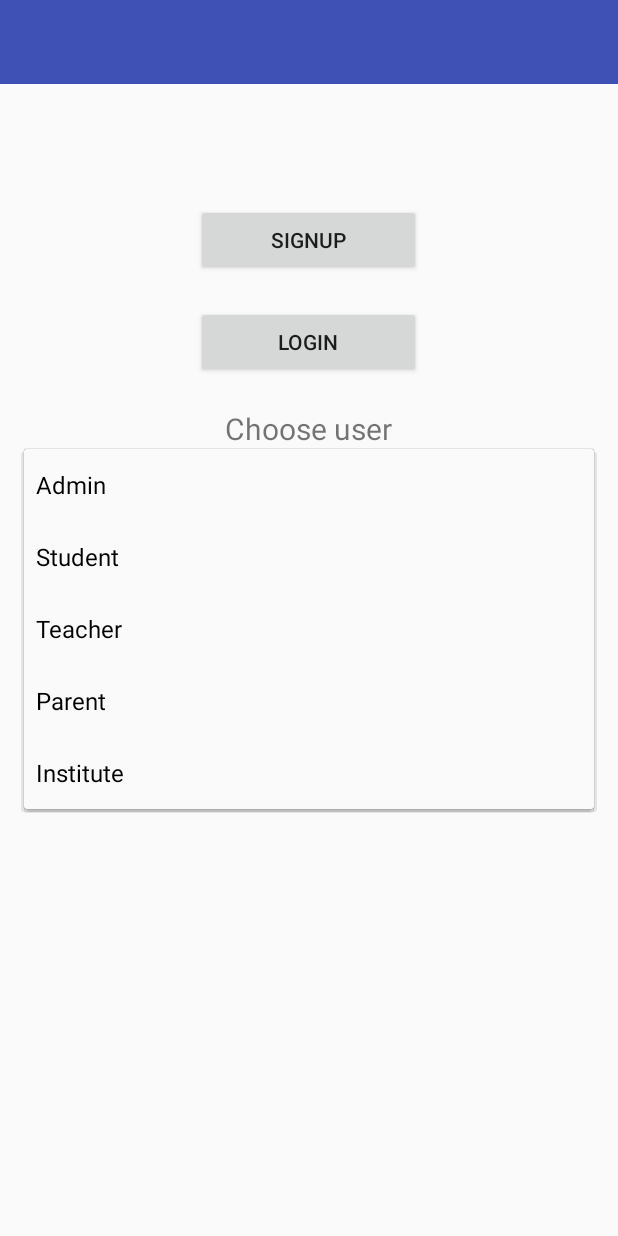
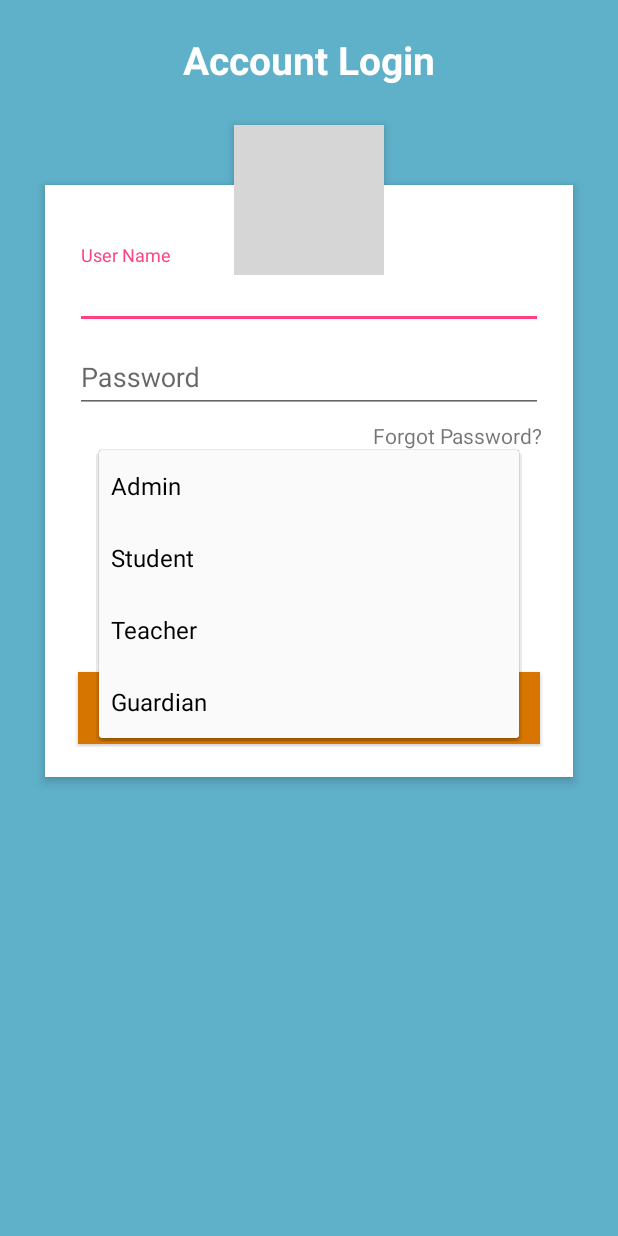
Before and after one commit to AnvilCode/Mappr, an Android app: the screen it shows after launch (MainActivity), after a tap on "Admin", on a phone screen of 412 x 824 dp. Run offline under Robolectric (Android 15) with nearby library versions, the phone set to English and light mode, and no system bars; grey boxes are pictures that could not be loaded.

```diff
--- a/app/build.gradle
+++ b/app/build.gradle
@@ -22,6 +22,7 @@ android {
 dependencies {
     compile fileTree(dir: 'libs', include: ['*.jar'])
     testCompile 'junit:junit:4.12'
-    compile 'com.android.support:appcompat-v7:23.1.1'
     compile 'com.android.support:support-v4:23.1.1'
+    compile 'com.android.support:appcompat-v7:23.1.0'
+    compile 'com.android.support:design:23.1.0'
 }
--- a/app/src/main/java/com/anvil/mappr/MainActivity.java
+++ b/app/src/main/java/com/anvil/mappr/MainActivity.java
@@ -21,13 +21,7 @@ public class MainActivity extends AppCompatActivity {
                 signup(v);
             }
         });
-        Button b1=(Button)findViewById(R.id.login);
-        b1.setOnClickListener(new View.OnClickListener(){
-            @Override
-            public void onClick(View v) {
-                log(v);
-            }
-        });
+
     }
     public void signup(View view){
         Spinner sign=(Spinner)findViewById(R.id.spinner);
@@ -51,27 +45,6 @@ public class MainActivity extends AppCompatActivity {
         }
 
 
+    }
 
-    }
-    public void log(View view){
-        Spinner sign=(Spinner)findViewById(R.id.spinner);
-        String signupas = String.valueOf(sign.getSelectedItem());
-        if (signupas.equals("Student")) {
-            // Intent intent=new Intent(this,StudentActivity.class);
-
-        }
-        else if(signupas.equals("Teacher")) {
-            //  Intent intent=new Intent(this,TeacherActivity.class);
-        }
-        else if(signupas.equals("Institute")){
-            //Intent intent=new Intent(this,InstituteActivity.class);
-        }
-        else if(signupas.equals("Admin")){
-            Intent intent=new Intent(this,AdminActivity.class);
-            startActivity(intent);
-        }
-        else if(signupas.equals("Parent")){
-            //  Intent intent=new Intent(this,ParentActivity.class);
-        }
-    }
 }
--- a/app/src/main/res/layout/activity_main.xml
+++ b/app/src/main/res/layout/activity_main.xml
@@ -1,47 +1,74 @@
 <?xml version="1.0" encoding="utf-8"?>
 <RelativeLayout xmlns:android="http://schemas.android.com/apk/res/android"
-    xmlns:tools="http://schemas.android.com/tools"
     android:layout_width="match_parent"
     android:layout_height="match_parent"
-    tools:context="com.anvil.mappr.MainActivity">
-    <include
-        layout="@layout/app_bar"
-        android:id="@+id/app_bar"
-        />
+    android:background="#5fb0c9"
+    android:orientation="vertical"
+    android:scrollbarAlwaysDrawVerticalTrack="true">
 
-<Button
-    android:layout_below="@id/app_bar"
-    android:layout_marginTop="80dp"
-    android:layout_width="150dp"
+    <TextView
+        android:id="@+id/login_title"
+        android:layout_width="fill_parent"
         android:layout_height="wrap_content"
-    android:layout_centerHorizontal="true"
-    android:text="Signup"
-    android:id="@+id/signup"
-    android:onClick="sign"
-    android:padding="5dp"
-    />
+        android:layout_marginBottom="16dp"
+        android:layout_marginTop="22dp"
+        android:gravity="center_horizontal"
+        android:text="Account Login"
+        android:textColor="#fff"
+        android:textSize="26sp"
+        android:textStyle="bold" />
 
-    <Button
-    android:layout_marginTop="20dp"
-    android:id="@+id/login"
-    android:layout_width="150dp"
+    <RelativeLayout
+        android:layout_width="fill_parent"
         android:layout_height="wrap_content"
-    android:layout_below="@+id/signup"
-    android:layout_centerHorizontal="true"
-    android:text="Login"
-    android:onClick="log"
-    android:padding="5dp"
-    />
+        android:layout_below="@+id/login_title"
+        android:layout_marginLeft="30dp"
+        android:layout_marginRight="30dp"
+        android:layout_marginTop="50dp"
+        android:background="#fff"
+        android:elevation="4dp"
+        android:orientation="vertical"
+        android:padding="20dp">
+
+        <LinearLayout
+            android:layout_width="fill_parent"
+            android:layout_height="wrap_content"
+            android:orientation="vertical"
+            android:paddingTop="20dp">
+
+            <android.support.design.widget.TextInputLayout
+                android:layout_width="match_parent"
+                android:layout_height="wrap_content">
+
+                <EditText
+                    android:layout_width="fill_parent"
+                    android:layout_height="wrap_content"
+                    android:drawableTint="#FF4081"
+                    android:singleLine="true"
+                    android:hint="User Name"
+                    android:inputType="textEmailAddress" />
+            </android.support.design.widget.TextInputLayout>
+
+            <android.support.design.widget.TextInputLayout
+                android:layout_width="match_parent"
+                android:layout_height="wrap_content">
+
+                <EditText
+                    android:layout_width="fill_parent"
+                    android:layout_height="wrap_content"
+                    android:layout_marginTop="16dp"
+                    android:singleLine="true"
+                    android:drawableTint="#FF4081"
+                    android:hint="Password"
+                    android:inputType="numberPassword" />
+            </android.support.design.widget.TextInputLayout>
+
             <TextView
-        android:id="@+id/text"
-        android:layout_marginTop="20dp"
                 android:layout_width="wrap_content"
                 android:layout_height="wrap_content"
-        android:text="Choose user"
-        android:textSize="20dp"
-        android:layout_below="@+id/login"
-        android:layout_centerHorizontal="true"/>
-
+                android:layout_gravity="right"
+                android:paddingTop="5dp"
+                android:text="Forgot Password?" />
             <Spinner
                 android:layout_width="match_parent"
                 android:layout_height="wrap_content"
@@ -55,4 +82,37 @@
             </Spinner>
 
 
+            <Button
+                android:id="@+id/login"
+                android:layout_width="fill_parent"
+                android:layout_height="wrap_content"
+                android:layout_margin="22dp"
+                android:background="#d67601"
+                android:text="Log In"
+                android:textAllCaps="false"
+                android:textColor="#fff"
+                android:textSize="18sp" />
+            <Button
+                android:id="@+id/signup"
+                android:layout_width="fill_parent"
+                android:layout_height="wrap_content"
+                android:layout_margin="2dp"
+                android:background="#d67601"
+                android:text="Sign Up"
+                android:textAllCaps="false"
+                android:textColor="#fff"
+                android:textSize="18sp" />
+        </LinearLayout>
     </RelativeLayout>
+
+    <ImageButton
+        android:id="@+id/user_profile_photo"
+        android:layout_width="100dp"
+        android:layout_height="100dp"
+        android:layout_below="@+id/login_title"
+        android:layout_centerHorizontal="true"
+        android:layout_marginTop="10dp"
+        android:background="@drawable/user_profile_image_background"
+        android:elevation="4dp"
+         />
+</RelativeLayout>
--- a/app/src/main/res/values/strings.xml
+++ b/app/src/main/res/values/strings.xml
@@ -6,10 +6,9 @@
         <item>Admin</item>
         <item>Student</item>
         <item>Teacher</item>
-        <item>Parent</item>
-        <item>Institute</item>
+        <item>Guardian</item>
+    </string-array>
 
-    </string-array>
     <string-array name="AdminList">
         <item>CREATE POLL</item>
         <item>ATTENDANCE</item>
```
Lines whose indentation alone changed are shown as unchanged.
